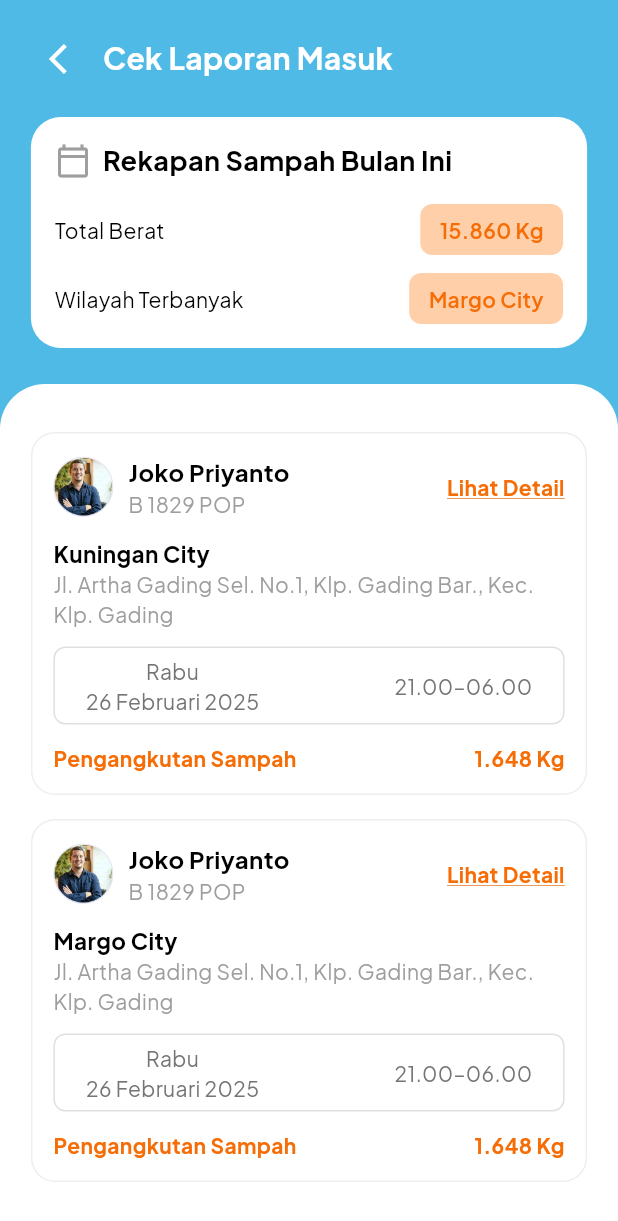
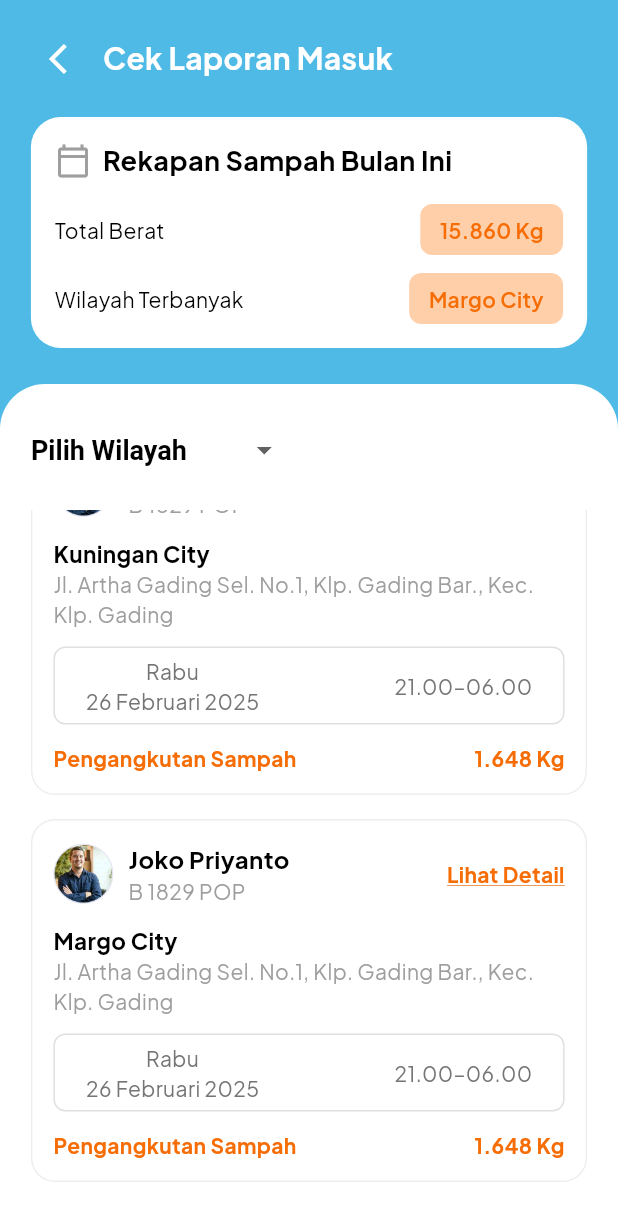
Before and after one commit to azzahrarinaldi/bersihku-app, a Flutter app: the LaporanMasukScreen screen opened by its route, scrolled down 310 dp, on a phone screen of 412 x 824 dp. Shown: the top 1221 px of the screen. Run offline on Flutter 3.47's test engine with Material 3 defaults, Android fonts, the phone set to English and light mode, and no system bars; our stand-ins replace get, image_picker, shared_preferences; accounts and stored records are empty.

Commit message:
implement getX in laporan masuk fitur

```diff
--- a/lib/controllers/card_history_controller.dart
+++ b/lib/controllers/history_admin_controller.dart
@@ -1,7 +1,7 @@
 import 'package:bersihku/models/card_history_model.dart';
 import 'package:get/get.dart';
 
-class CardController extends GetxController {
+class HistoryAdminController extends GetxController {
   var cardList = <CardDataModel>[].obs;
   var filteredCardList = <CardDataModel>[].obs;
   var isDaily = true.obs;          // Make isDaily observable
--- /dev/null
+++ b/lib/controllers/laporan_masuk_controller.dart
@@ -0,0 +1,60 @@
+import 'package:bersihku/models/card_history_model.dart';
+import 'package:get/get.dart';
+
+class LaporanMasukController extends GetxController {
+  var selectedWilayah = 'Pilih Wilayah'.obs;
+
+  final List<String> wilayahList = [
+    'Pilih Wilayah',
+    'Margo City',
+    'Kuningan City',
+    'Mall Artha Gading',
+  ];
+
+  final List<CardDataModel> allData = [
+    CardDataModel(
+      name: "Joko Priyanto",
+      vehicle: "B 1829 POP",
+      place: "Mall Artha Gading",
+      address: "Jl. Artha Gading Sel. No.1, Klp. Gading Bar., Kec. Klp. Gading",
+      date: "Rabu, 26 Februari 2025",
+      time: "21.00–06.00",
+      type: "Pengangkutan Sampah",
+      weight: "1.648",
+    ),
+    CardDataModel(
+      name: "Joko Priyanto",
+      vehicle: "B 1829 POP",
+      place: "Kuningan City",
+      address: "Jl. Artha Gading Sel. No.1, Klp. Gading Bar., Kec. Klp. Gading",
+      date: "Rabu, 26 Februari 2025",
+      time: "21.00–06.00",
+      type: "Pengangkutan Sampah",
+      weight: "1.648",
+    ),
+    CardDataModel(
+      name: "Joko Priyanto",
+      vehicle: "B 1829 POP",
+      place: "Margo City",
+      address: "Jl. Artha Gading Sel. No.1, Klp. Gading Bar., Kec. Klp. Gading",
+      date: "Rabu, 26 Februari 2025",
+      time: "21.00–06.00",
+      type: "Pengangkutan Sampah",
+      weight: "1.648",
+    ),
+  ];
+
+  List<CardDataModel> get filteredList {
+    if (selectedWilayah.value == 'Pilih Wilayah') {
+      return allData;
+    } else {
+      return allData
+          .where((item) => item.place == selectedWilayah.value)
+          .toList();
+    }
+  }
+
+  void updateWilayah(String wilayah) {
+    selectedWilayah.value = wilayah;
+  }
+}
--- a/lib/ui/admin-front/home-admin/data-supir/components/data_supir_card.dart
+++ b/lib/ui/admin-front/home-admin/data-supir/components/data_supir_card.dart
@@ -8,7 +8,6 @@ class DataSupirCard extends StatelessWidget {
   final String day;
   final String date;
   final String time;
-  final String weight;
   final String imageAsset;
   final VoidCallback? onTapDetail;
 
@@ -20,7 +19,6 @@ class DataSupirCard extends StatelessWidget {
     required this.day,
     required this.date,
     required this.time,
-    required this.weight,
     required this.imageAsset,
     this.onTapDetail,
   });
--- a/lib/ui/admin-front/home-admin/data-supir/data_supir_screen.dart
+++ b/lib/ui/admin-front/home-admin/data-supir/data_supir_screen.dart
@@ -72,7 +72,6 @@ class DataSupirScreen extends StatelessWidget {
                       day: "Rabu",
                       date: "26 Februari 2025",
                       time: "21.00–06.00",
-                      weight: "1.648 Kg",
                       imageAsset: "assets/images/profile-laporan-img.png", // Ini path ke asset lokal
                       onTapDetail: () {
                         Navigator.pushNamed(context, '/detail-data-supir');
@@ -86,7 +85,6 @@ class DataSupirScreen extends StatelessWidget {
                         day: "Rabu",
                         date: "26 Februari 2025",
                         time: "21.00–06.00",
-                        weight: "1.648 Kg",
                         imageAsset:
                             "assets/images/profile-laporan-img.png",
                         onTapDetail: () {
@@ -101,7 +99,6 @@ class DataSupirScreen extends StatelessWidget {
                         day: "Rabu",
                         date: "26 Februari 2025",
                         time: "21.00–06.00",
-                        weight: "1.648 Kg",
                         imageAsset:
                             "assets/images/profile-laporan-img.png",
                         onTapDetail: () {
--- a/lib/ui/admin-front/home-admin/laporan-masuk/components/pengangkutan_card.dart
+++ b/lib/ui/admin-front/home-admin/laporan-masuk/components/pengangkutan_card.dart
@@ -1,28 +1,15 @@
 import 'package:flutter/material.dart';
 import 'package:bersihku/const.dart';
+import 'package:bersihku/models/card_history_model.dart';
 
 class PengangkutanCard extends StatelessWidget {
-  final String name;
-  final String code;
-  final String location;
-  final String address;
-  final String day;
-  final String date;
-  final String time;
-  final String weight;
+  final CardDataModel data;
   final String imageAsset;
   final VoidCallback? onTapDetail;
 
   const PengangkutanCard({
     super.key,
-    required this.name,
-    required this.code,
-    required this.location,
-    required this.address,
-    required this.day,
-    required this.date,
-    required this.time,
-    required this.weight,
+    required this.data,
     required this.imageAsset,
     this.onTapDetail,
   });
@@ -31,6 +18,10 @@ class PengangkutanCard extends StatelessWidget {
   Widget build(BuildContext context) {
     Size size = MediaQuery.of(context).size;
     double screenWidth = size.width;
+
+    String day = data.date.split(',')[0];
+    String date = data.date.split(',')[1].trim();
+
     return Container(
       padding: const EdgeInsets.all(14),
       decoration: BoxDecoration(
@@ -54,10 +45,15 @@ class PengangkutanCard extends StatelessWidget {
                   Column(
                     crossAxisAlignment: CrossAxisAlignment.start,
                     children: [
-                      Text(name,
-                          style: const TextStyle(
-                              fontWeight: FontWeight.bold, fontSize: 16, color: Colors.black)),
-                      Text(code, style: const TextStyle(color: Colors.grey)),
+                      Text(
+                        data.name,
+                        style: const TextStyle(
+                            fontWeight: FontWeight.bold,
+                            fontSize: 16,
+                            color: Colors.black),
+                      ),
+                      Text(data.vehicle,
+                          style: const TextStyle(color: Colors.grey)),
                     ],
                   ),
                 ],
@@ -67,27 +63,39 @@ class PengangkutanCard extends StatelessWidget {
                 child: const Text(
                   "Lihat Detail",
                   style: TextStyle(
-                      color: textSecondary, fontWeight: FontWeight.bold, decoration: TextDecoration.underline, decorationColor: secondaryColor),
+                    color: textSecondary,
+                    fontWeight: FontWeight.bold,
+                    decoration: TextDecoration.underline,
+                    decorationColor: secondaryColor,
+                  ),
                 ),
               ),
             ],
           ),
           const SizedBox(height: 12),
-          Text(location,
-              style:
-                  const TextStyle(fontWeight: FontWeight.bold, fontSize: 15, color: Colors.black)),
-          Text(address, style: const TextStyle(color: Colors.grey)),
+          Text(
+            data.place,
+            style: const TextStyle(
+              fontWeight: FontWeight.bold,
+              fontSize: 15,
+              color: Colors.black,
+            ),
+          ),
+          Text(data.address, style: const TextStyle(color: Colors.grey)),
           const SizedBox(height: 12),
-
           Container(
-            padding: EdgeInsets.symmetric(horizontal: screenWidth * 0.05, vertical: 5),
+            padding:
+                EdgeInsets.symmetric(horizontal: screenWidth * 0.05, vertical: 5),
             decoration: BoxDecoration(
               border: Border.all(color: Colors.grey.shade300),
               borderRadius: BorderRadius.circular(8),
             ),
             child: Row(
               mainAxisAlignment: MainAxisAlignment.spaceBetween,
-              children: [Text(textAlign: TextAlign.center, "$day\n$date"), Text(time)],
+              children: [
+                Text("$day\n$date", textAlign: TextAlign.center),
+                Text(data.time),
+              ],
             ),
           ),
           const SizedBox(height: 12),
@@ -100,7 +108,7 @@ class PengangkutanCard extends StatelessWidget {
                     color: textSecondary, fontWeight: FontWeight.bold),
               ),
               Text(
-                weight,
+                "${data.weight} Kg",
                 style: const TextStyle(
                     color: textSecondary, fontWeight: FontWeight.bold),
               ),
--- a/lib/ui/admin-front/home-admin/laporan-masuk/laporan_masuk_screen.dart
+++ b/lib/ui/admin-front/home-admin/laporan-masuk/laporan_masuk_screen.dart
@@ -1,73 +1,19 @@
+import 'package:bersihku/controllers/laporan_masuk_controller.dart';
+import 'package:flutter/material.dart';
+import 'package:get/get.dart';
 import 'package:bersihku/const.dart';
 import 'package:bersihku/ui/admin-front/home-admin/laporan-masuk/components/dropdown_wilayah.dart';
 import 'package:bersihku/ui/admin-front/home-admin/laporan-masuk/components/pengangkutan_card.dart';
 import 'package:bersihku/ui/admin-front/home-admin/laporan-masuk/components/rekapan_card.dart';
-import 'package:flutter/material.dart';
 
-class LaporanMasukScreen extends StatefulWidget {
+class LaporanMasukScreen extends StatelessWidget {
   const LaporanMasukScreen({super.key});
 
   @override
-  State<LaporanMasukScreen> createState() => _LaporanMasukScreenState();
-}
-
-class _LaporanMasukScreenState extends State<LaporanMasukScreen> {
-  String selectedWilayah = "Pilih Wilayah";
-
-  final List<String> wilayahList = [
-    'Pilih Wilayah',
-    'Margo City',
-    'Kuningan City',
-    'Mall Artha Gading'
-  ];
-
-  final List<Map<String, dynamic>> pengangkutanList = [
-    {
-      'name': "Joko Priyanto",
-      'code': "B 1829 POP",
-      'location': "Mall Artha Gading",
-      'address': "Jl. Artha Gading Sel. No.1, Klp. Gading Bar., Kec. Klp. Gading",
-      'day': "Rabu",
-      'date': "26 Februari 2025",
-      'time': "21.00–06.00",
-      'weight': "1.648 Kg",
-      'imageAsset': "assets/images/profile-laporan-img.png",
-    },
-    {
-      'name': "Joko Priyanto",
-      'code': "B 1829 POP",
-      'location': "Kuningan City",
-      'address': "Jl. Artha Gading Sel. No.1, Klp. Gading Bar., Kec. Klp. Gading",
-      'day': "Rabu",
-      'date': "26 Februari 2025",
-      'time': "21.00–06.00",
-      'weight': "1.648 Kg",
-      'imageAsset': "assets/images/profile-laporan-img.png",
-    },
-    {
-      'name': "Joko Priyanto",
-      'code': "B 1829 POP",
-      'location': "Margo City",
-      'address': "Jl. Artha Gading Sel. No.1, Klp. Gading Bar., Kec. Klp. Gading",
-      'day': "Rabu",
-      'date': "26 Februari 2025",
-      'time': "21.00–06.00",
-      'weight': "1.648 Kg",
-      'imageAsset': "assets/images/profile-laporan-img.png",
-    },
-  ];
-
-  @override
   Widget build(BuildContext context) {
+    final controller = Get.put(LaporanMasukController());
     Size size = MediaQuery.of(context).size;
     double screenWidth = size.width;
-
-    // Ini filter berdasarkan selectedWilayah
-    List<Map<String, dynamic>> filteredList = selectedWilayah == "Pilih Wilayah"
-        ? pengangkutanList
-        : pengangkutanList
-            .where((item) => item['location'] == selectedWilayah)
-            .toList();
 
     return Scaffold(
       backgroundColor: primaryColor,
@@ -83,7 +29,7 @@ class _LaporanMasukScreenState extends State<LaporanMasukScreen> {
                 children: [
                   IconButton(
                     onPressed: () {
-                      Navigator.pop(context);
+                      Get.back();
                     },
                     icon: const Icon(Icons.arrow_back_ios, color: Colors.white),
                   ),
@@ -117,48 +63,38 @@ class _LaporanMasukScreenState extends State<LaporanMasukScreen> {
                   color: Colors.white,
                   borderRadius: BorderRadius.vertical(top: Radius.circular(30)),
                 ),
-                child: SingleChildScrollView(
-                  child: Column(
+                child: Obx(() => Column(
                       crossAxisAlignment: CrossAxisAlignment.start,
                       children: [
-                      // Dropdown Pilih Wilayah
                         DropdownWilayah(
-                        selectedWilayah: selectedWilayah,
-                        wilayahList: wilayahList,
-                        onChanged: (value) {
-                          setState(() {
-                            selectedWilayah = value;
-                          });
-                        },
+                          selectedWilayah: controller.selectedWilayah.value,
+                          wilayahList: controller.wilayahList,
+                          onChanged: controller.updateWilayah,
                         ),
-
                         const SizedBox(height: 16),
-
-                      // List Card Pengangkutan berdasarkan filter
-                      ...filteredList.map((data) {
+                        Expanded(
+                          child: ListView.builder(
+                            itemCount: controller.filteredList.length,
+                            itemBuilder: (context, index) {
+                              final data = controller.filteredList[index];
                               return Column(
                                 children: [
                                   PengangkutanCard(
-                              name: data['name'],
-                              code: data['code'],
-                              location: data['location'],
-                              address: data['address'],
-                              day: data['day'],
-                              date: data['date'],
-                              time: data['time'],
-                              weight: data['weight'],
-                              imageAsset: data['imageAsset'],
+                                    data: controller.filteredList[index],
+                                    imageAsset:
+                                        "assets/images/profile-laporan-img.png",
                                     onTapDetail: () {
-                                Navigator.pushNamed(context, '/detail-laporan-masuk');
+                                      Get.toNamed('/detail-laporan-masuk');
                                     },
                                   ),
                                   const SizedBox(height: 16),
                                 ],
                               );
-                      }).toList(),
-                    ],
+                            },
                           ),
                         ),
+                      ],
+                    )),
               ),
             )
           ],
```
Also changed, not shown: lib/main.dart (+13 -15 lines), lib/ui/admin-front/history-admin/admin_history_screen.dart (+20 -19 lines), pubspec.lock, 125 other files. Lines whose indentation alone changed are shown as unchanged.
